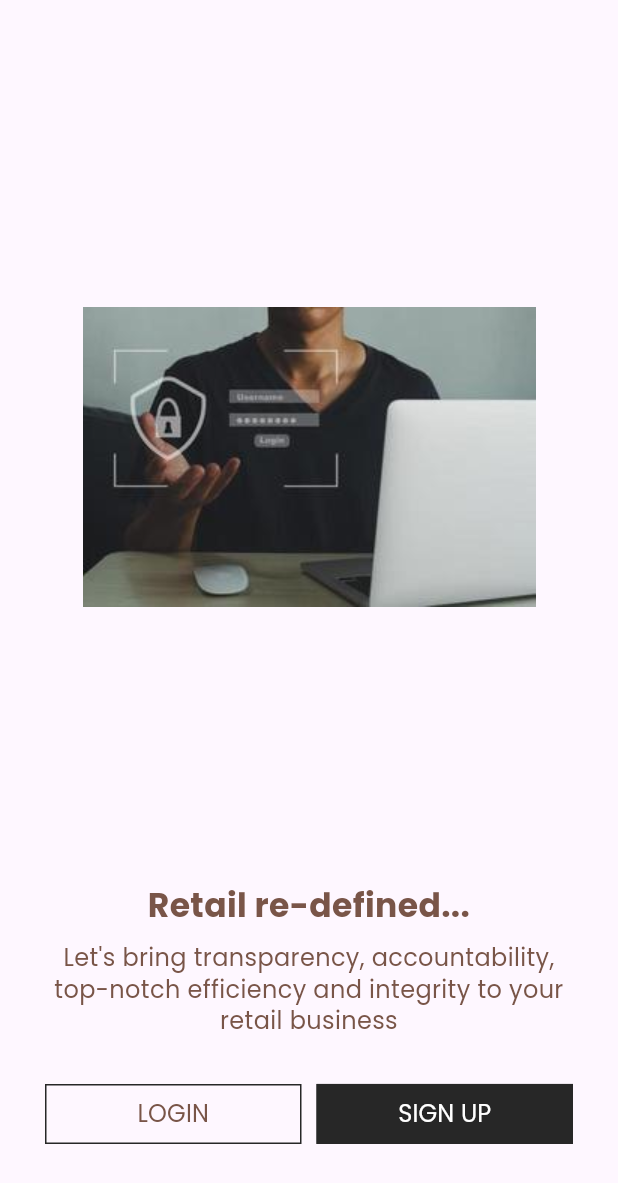
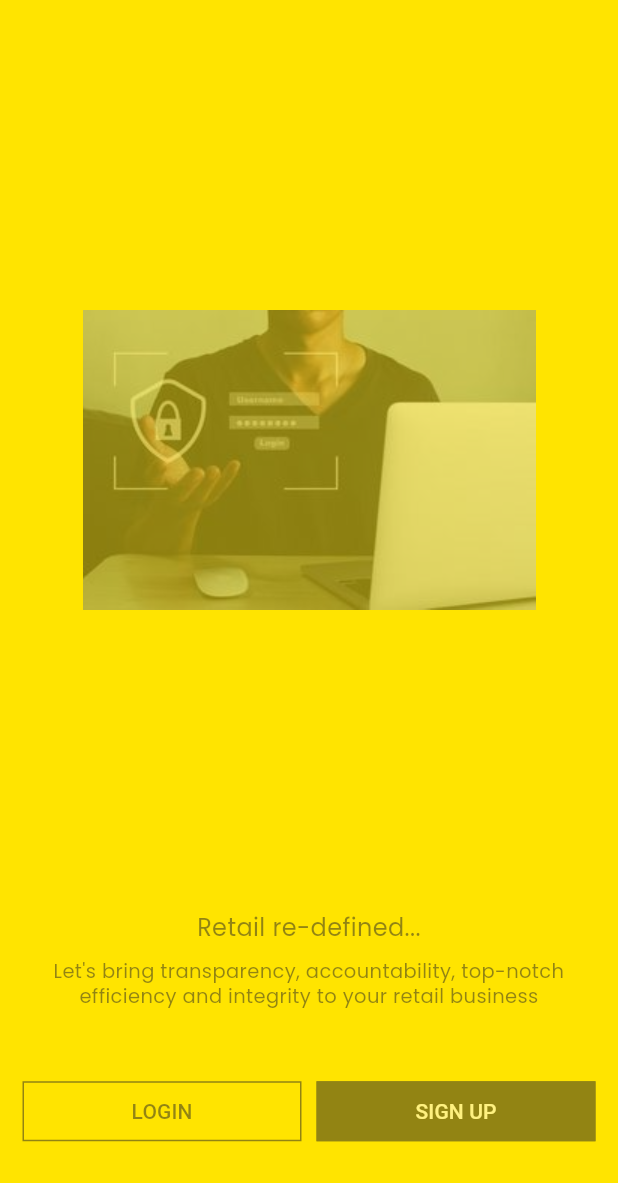
Before and after one commit to crimsoftit/r_intel, a Flutter app: the screen it shows after launch, after a tap on the "arrow forward ios" icon, after a tap on "Skip", on a phone screen of 412 x 824 dp. Shown: the top 1183 px of the screen. Run offline on Flutter 3.47's test engine with Material 3 defaults, Android fonts, the phone set to English and light mode, and no system bars; our stand-ins replace get, liquid_swipe, smooth_page_indicator.

Commit message:
4. welcome screen

```diff
--- /dev/null
+++ b/lib/src/common_widgets/fade_in_animation/animation_design.dart
@@ -0,0 +1,39 @@
+import 'package:flutter/material.dart';
+import 'package:get/get.dart';
+import 'package:r_intel/src/common_widgets/fade_in_animation/fade_in_animation_controller.dart';
+import 'package:r_intel/src/features/authentication/models/fade_in_animation_model.dart';
+
+class RFadeInAnimation extends StatelessWidget {
+  RFadeInAnimation({
+    super.key,
+    required this.durationInMs,
+    this.animate,
+    required this.child,
+  });
+
+  final splashController = Get.put(FadeInAnimationController());
+
+  final int durationInMs;
+
+  final RAnimatePosition? animate;
+
+  final Widget child;
+
+  @override
+  Widget build(BuildContext context) {
+    return Obx(
+      () => AnimatedPositioned(
+        duration: Duration(milliseconds: durationInMs),
+        top: splashController.animate.value ? animate!.topAfter : -30,
+        left: splashController.animate.value ? animate!.leftAfter : -30,
+        bottom: splashController.animate.value ? animate!.bottomAfter : -30,
+        right: splashController.animate.value ? animate!.rightAfter : -30,
+        child: AnimatedOpacity(
+          opacity: splashController.animate.value ? 1 : 0,
+          duration: Duration(milliseconds: durationInMs),
+          child: child,
+        ),
+      ),
+    );
+  }
+}
--- /dev/null
+++ b/lib/src/common_widgets/fade_in_animation/fade_in_animation_controller.dart
@@ -0,0 +1,39 @@
+import 'package:get/get.dart';
+import 'package:r_intel/src/features/authentication/screens/onboarding/onboarding_screen.dart';
+
+class FadeInAnimationController extends GetxController {
+  static FadeInAnimationController get find => Get.find();
+
+  RxBool animate = false.obs;
+
+  Future startSplashAnimation() async {
+    await Future.delayed(
+      const Duration(
+        milliseconds: 500,
+      ),
+    );
+
+    animate.value = true;
+
+    await Future.delayed(const Duration(milliseconds: 3000));
+
+    animate.value = false;
+
+    await Future.delayed(const Duration(milliseconds: 2000));
+
+    Get.offAll(() => const OnboardingScreen());
+    //Get.to(const WelcomeScreen());
+    // Navigator.pushReplacement(context,
+    //     MaterialPageRoute(builder: (context) => const WelcomeScreen()));
+  }
+
+  Future startAnimation() async {
+    await Future.delayed(
+      const Duration(
+        milliseconds: 500,
+      ),
+    );
+
+    animate.value = true;
+  }
+}
--- a/lib/src/constants/colors.dart
+++ b/lib/src/constants/colors.dart
@@ -2,6 +2,7 @@
 
 /* -- LIST OF ALL COLORS --*/
 const rPrimaryColor = Color(0xffffe400);
+var rPrimaryBrown = Colors.brown[100];
 const rSecondaryColor = Color(0xff272727);
 const rAccentColor = Color(0xff001bff);
 
--- a/lib/src/constants/style/txt_style.dart
+++ b/lib/src/constants/style/txt_style.dart
@@ -1,5 +1,6 @@
 import 'package:flutter/material.dart';
 import 'package:get/get.dart';
+import 'package:r_intel/src/constants/colors.dart';
 
 class PrimaryText extends StatelessWidget {
   final double size;
@@ -15,7 +16,7 @@
     required this.text,
     this.fontWeight = FontWeight.w400,
     this.fontStyle = FontStyle.italic,
-    this.color = Colors.brown,
+    this.color = rSecondaryColor,
     this.size = 20,
     this.height = 1.3,
     this.txtAlign = TextAlign.center,
--- a/lib/src/features/authentication/controllers/splash_screen_controller.dart
+++ /dev/null
@@ -1,26 +0,0 @@
-import 'package:get/get.dart';
-import 'package:r_intel/src/features/authentication/screens/onboarding/onboarding_screen.dart';
-
-import 'package:r_intel/src/features/authentication/screens/welcome_screen/welcome_screen.dart';
-
-class SplashScreenController extends GetxController {
-  static SplashScreenController get find => Get.find();
-
-  RxBool animate = false.obs;
-
-  Future startAnimation() async {
-    await Future.delayed(
-      const Duration(
-        milliseconds: 500,
-      ),
-    );
-
-    animate.value = true;
-
-    await Future.delayed(const Duration(milliseconds: 5000));
-    Get.to(const OnboardingScreen());
-    //Get.to(const WelcomeScreen());
-    // Navigator.pushReplacement(context,
-    //     MaterialPageRoute(builder: (context) => const WelcomeScreen()));
-  }
-}
--- /dev/null
+++ b/lib/src/features/authentication/models/fade_in_animation_model.dart
@@ -0,0 +1,15 @@
+class RAnimatePosition {
+  final double? topBefore, bottomBefore, leftBefore, rightBefore;
+  final double? topAfter, bottomAfter, leftAfter, rightAfter;
+
+  RAnimatePosition({
+    this.topBefore,
+    this.bottomBefore,
+    this.leftBefore,
+    this.rightBefore,
+    this.topAfter,
+    this.bottomAfter,
+    this.leftAfter,
+    this.rightAfter,
+  });
+}
--- a/lib/src/features/authentication/screens/splash_screen/splash_screen.dart
+++ b/lib/src/features/authentication/screens/splash_screen/splash_screen.dart
@@ -2,60 +2,44 @@
 
 import 'package:flutter/material.dart';
 import 'package:get/get.dart';
+import 'package:get/get_core/src/get_main.dart';
+import 'package:r_intel/src/common_widgets/fade_in_animation/animation_design.dart';
 import 'package:r_intel/src/constants/image_strings.dart';
-import 'package:r_intel/src/constants/size.dart';
-import 'package:r_intel/src/constants/text_strings.dart';
-import 'package:r_intel/src/features/authentication/controllers/splash_screen_controller.dart';
+import 'package:r_intel/src/common_widgets/fade_in_animation/fade_in_animation_controller.dart';
+import 'package:r_intel/src/features/authentication/models/fade_in_animation_model.dart';
 
 class SplashScreen extends StatelessWidget {
-  SplashScreen({super.key});
-
-  final splashController = Get.put(SplashScreenController());
+  const SplashScreen({super.key});
 
   @override
   Widget build(BuildContext context) {
-    splashController.startAnimation();
+    final splashController = Get.put(FadeInAnimationController());
+    splashController.startSplashAnimation();
     return Scaffold(
       body: Stack(
         children: [
-          Obx(
-            () => AnimatedPositioned(
-              duration: const Duration(milliseconds: 2000),
-              top: 80,
-              left: splashController.animate.value ? rDefaultSize : -80,
-              child: AnimatedOpacity(
-                opacity: splashController.animate.value ? 1 : 0,
-                duration: const Duration(milliseconds: 2000),
-                child: Column(
-                  crossAxisAlignment: CrossAxisAlignment.start,
-                  children: [
-                    Text(
-                      rAppName,
-                      style: Theme.of(context).textTheme.displaySmall,
-                    ),
-                    Text(
-                      rAppTagLine,
-                      style: Theme.of(context).textTheme.displaySmall,
-                    ),
-                  ],
-                ),
-              ),
+          RFadeInAnimation(
+            durationInMs: 2400,
+            animate: RAnimatePosition(
+              bottomBefore: 0,
+              bottomAfter: 200,
+            ),
+            child: const Image(
+              image: AssetImage(rSplashImage1),
             ),
           ),
-          Obx(
-            () => AnimatedPositioned(
-              duration: const Duration(milliseconds: 2400),
-              bottom: splashController.animate.value ? 400 : 0,
-              right: splashController.animate.value ? 70 : 0,
-              child: AnimatedOpacity(
-                opacity: splashController.animate.value ? 1 : 0,
-                duration: const Duration(milliseconds: 2000),
-                child: const Image(
-                  image: AssetImage(rSplashImage1),
-                ),
-              ),
-            ),
-          ),
+          // Obx(
+          //   () => AnimatedPositioned(
+          //     duration: const Duration(milliseconds: 2400),
+          //     bottom: splashController.animate.value ? 400 : 0,
+          //     right: splashController.animate.value ? 70 : 0,
+          //     child: AnimatedOpacity(
+          //       opacity: splashController.animate.value ? 1 : 0,
+          //       duration: const Duration(milliseconds: 2000),
+          //       child:
+          //     ),
+          //   ),
+          // ),
           // Obx(
           //   () => AnimatedPositioned(
           //     duration: const Duration(milliseconds: 2400),
--- a/lib/src/features/authentication/screens/welcome_screen/welcome_screen.dart
+++ b/lib/src/features/authentication/screens/welcome_screen/welcome_screen.dart
@@ -1,9 +1,13 @@
 import 'package:flutter/material.dart';
+import 'package:get/get.dart';
+import 'package:r_intel/src/common_widgets/fade_in_animation/animation_design.dart';
+import 'package:r_intel/src/common_widgets/fade_in_animation/fade_in_animation_controller.dart';
 import 'package:r_intel/src/constants/colors.dart';
 import 'package:r_intel/src/constants/image_strings.dart';
 import 'package:r_intel/src/constants/size.dart';
 import 'package:r_intel/src/constants/style/txt_style.dart';
 import 'package:r_intel/src/constants/text_strings.dart';
+import 'package:r_intel/src/features/authentication/models/fade_in_animation_model.dart';
 
 class WelcomeScreen extends StatefulWidget {
   const WelcomeScreen({super.key});
@@ -15,10 +19,31 @@
 class _WelcomeScreenState extends State<WelcomeScreen> {
   @override
   Widget build(BuildContext context) {
-    var height = MediaQuery.of(context).size.height;
+    final controller = Get.put(FadeInAnimationController());
+    controller.startAnimation();
+
+    var mediaQuery = MediaQuery.of(context);
+    var height = mediaQuery.size.height;
+    var brightness = mediaQuery.platformBrightness;
+    final isDarkMode = brightness == Brightness.dark;
 
     return Scaffold(
-      body: Container(
+      backgroundColor: isDarkMode ? rSecondaryColor : rPrimaryColor,
+      body: Stack(
+        children: [
+          RFadeInAnimation(
+            durationInMs: 1200,
+            animate: RAnimatePosition(
+              topBefore: 0,
+              topAfter: 0,
+              leftBefore: 0,
+              leftAfter: 0,
+              rightBefore: 0,
+              rightAfter: 0,
+              bottomBefore: -100,
+              bottomAfter: 0,
+            ),
+            child: Container(
               padding: const EdgeInsets.all(rDefaultSize),
               child: Column(
                 mainAxisAlignment: MainAxisAlignment.spaceEvenly,
@@ -34,15 +59,15 @@
                       ),
                       PrimaryText(
                         text: rWelcomeTitle,
-                  size: 22,
-                  fontWeight: FontWeight.w700,
+                        size: 16,
+                        fontWeight: FontWeight.w400,
                       ),
                       SizedBox(
                         height: 10,
                       ),
                       PrimaryText(
                         text: rWelcomeSubTitle,
-                  size: 16,
+                        size: 13,
                       ),
                     ],
                   ),
@@ -51,9 +76,8 @@
                       Expanded(
                         child: OutlinedButton(
                           onPressed: () {},
-                    child: PrimaryText(
-                      text: 'Login'.toUpperCase(),
-                      size: 16,
+                          child: Text(
+                            'Login'.toUpperCase(),
                           ),
                         ),
                       ),
@@ -63,10 +87,8 @@
                       Expanded(
                         child: ElevatedButton(
                           onPressed: () {},
-                    child: PrimaryText(
-                      text: 'Sign up'.toUpperCase(),
-                      size: 16,
-                      color: rWhiteColor,
+                          child: Text(
+                            'Sign up'.toUpperCase(),
                           ),
                         ),
                       ),
@@ -75,6 +97,9 @@
                 ],
               ),
             ),
+          ),
+        ],
+      ),
     );
   }
 }
--- a/lib/src/utils/themes/widget_themes/elevated_button_theme.dart
+++ b/lib/src/utils/themes/widget_themes/elevated_button_theme.dart
@@ -26,7 +26,7 @@
       shape: const RoundedRectangleBorder(),
       foregroundColor: rSecondaryColor,
       backgroundColor: rWhiteColor,
-      side: const BorderSide(color: rSecondaryColor),
+      side: const BorderSide(color: rWhiteColor),
       padding: const EdgeInsets.symmetric(
         vertical: rButtonHeight * 0.5,
       ),
```
Lines whose indentation alone changed are shown as unchanged.
